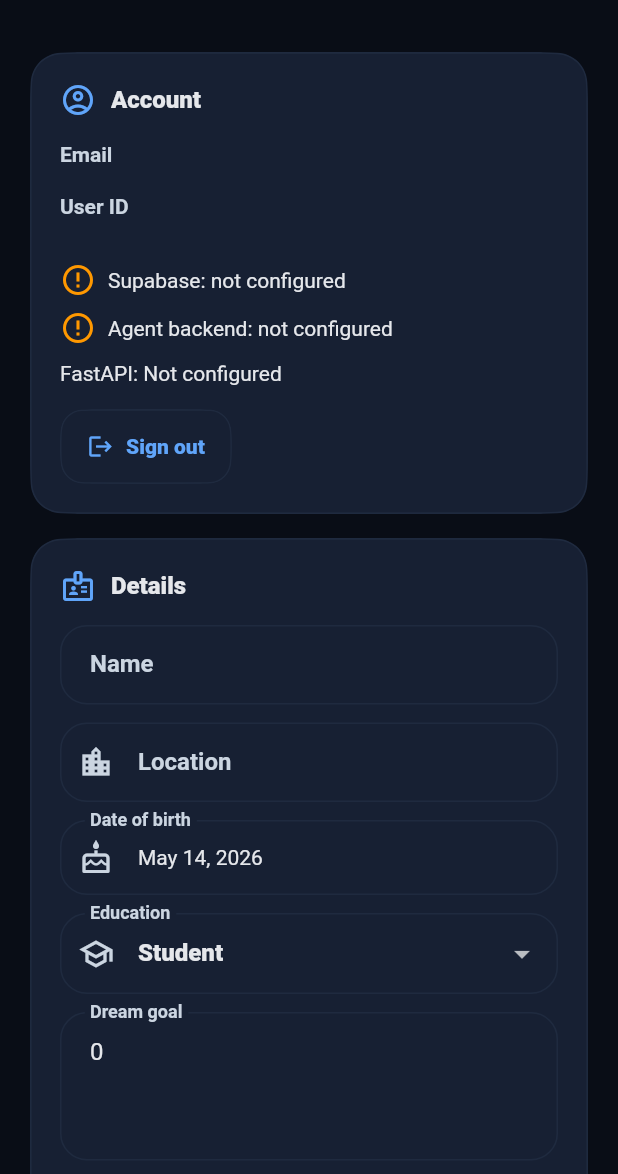
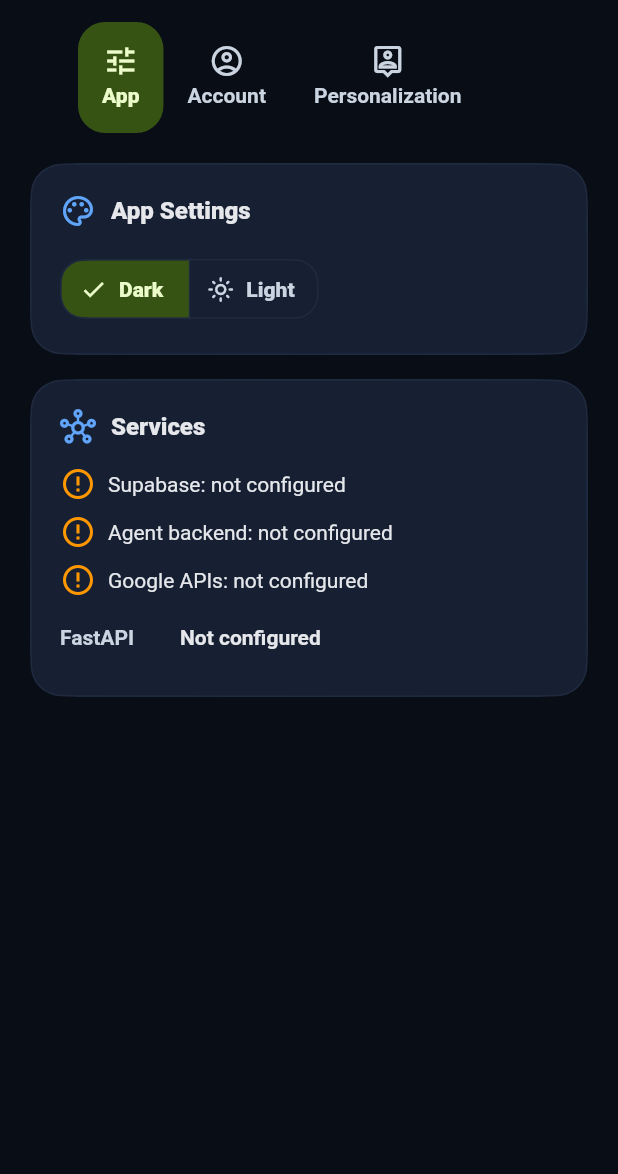
Before and after one commit to anishahsarvatraasti/ProjectBluepill, a Flutter app: the SettingsPage screen opened directly, on a phone screen of 412 x 824 dp, the part 62-1236 px from its top. Run offline on Flutter 3.47's test engine with Material 3 defaults, Android fonts, the light colour scheme and no system bars; our stand-ins replace file_picker, firebase_core, fl_chart, flutter_dotenv, google_sign_in, googleapis_auth and 2 more; missing offline and left inert: expressive_loading_indicator, extension_google_sign_in_as_googleapis_auth, google_sign_in_web, googleapis; accounts and stored records are empty.

Commit message:
Organize settings into tabs

```diff
--- a/flutter/lib/screens/settings_page.dart
+++ b/flutter/lib/screens/settings_page.dart
@@ -60,167 +60,53 @@ class _SettingsPageState extends State<SettingsPage> {
 
   @override
   Widget build(BuildContext context) {
-    return Scaffold(
-      appBar: AppBar(title: const Text('Settings')),
-      body: FutureBuilder<Map<String, dynamic>?>(
-        future: _future,
-        builder: (context, snapshot) {
-          if (snapshot.connectionState == ConnectionState.waiting) {
-            return const Center(child: ExpressiveLoadingIndicator());
-          }
-          if (snapshot.hasError) {
-            return Center(child: Text(snapshot.error.toString()));
-          }
-          _hydrate(snapshot.data);
-
-          return ListView(
-            padding: const EdgeInsets.all(20),
-            children: [
-              BpCard(
-                child: Column(
-                  crossAxisAlignment: CrossAxisAlignment.start,
-                  children: [
-                    _sectionHeader(
-                      context,
-                      icon: Icons.account_circle_outlined,
-                      title: 'Account',
-                    ),
-                    const SizedBox(height: 14),
-                    _AccountRow(
-                      label: 'Email',
-                      value: SupabaseService.currentUser?.email ?? 'Unknown',
-                    ),
-                    _AccountRow(
-                      label: 'User ID',
-                      value: SupabaseService.currentUserId,
-                      mono: true,
-                    ),
-                    const SizedBox(height: 12),
-                    _StatusRow(
-                      label: 'Supabase',
-                      enabled: AppConfig.supabaseConfigured,
-                    ),
-                    _StatusRow(
-                      label: 'Agent backend',
-                      enabled: AppConfig.fastApiConfigured,
-                    ),
-                    Text(
-                      AppConfig.fastApiConfigured
-                          ? 'FastAPI: ${AppConfig.fastApiBaseUrl}'
-                          : 'FastAPI: Not configured',
-                    ),
-                    const SizedBox(height: 14),
-                    OutlinedButton.icon(
-                      onPressed: () => SupabaseService.client.auth.signOut(),
-                      icon: const Icon(Icons.logout),
-                      label: const Text('Sign out'),
+    return DefaultTabController(
+      length: 3,
+      child: Scaffold(
+        appBar: AppBar(
+          title: const Text('Settings'),
+          bottom: const TabBar(
+            isScrollable: true,
+            tabs: [
+              Tab(icon: Icon(Icons.tune_outlined), text: 'App'),
+              Tab(icon: Icon(Icons.account_circle_outlined), text: 'Account'),
+              Tab(
+                icon: Icon(Icons.person_pin_outlined),
+                text: 'Personalization',
               ),
             ],
           ),
         ),
-              const SizedBox(height: 16),
-              BpCard(
-                child: Column(
-                  crossAxisAlignment: CrossAxisAlignment.start,
+        body: FutureBuilder<Map<String, dynamic>?>(
+          future: _future,
+          builder: (context, snapshot) {
+            final profileLoading =
+                snapshot.connectionState == ConnectionState.waiting;
+            final profileError = snapshot.error;
+            if (!profileLoading && profileError == null) {
+              _hydrate(snapshot.data);
+            }
+
+            return TabBarView(
               children: [
-                    _sectionHeader(
-                      context,
-                      icon: Icons.badge_outlined,
-                      title: 'Details',
-                    ),
-                    const SizedBox(height: 14),
-                    _field(_name, 'Name'),
-                    CityAutocompleteField(controller: _locationCity),
-                    const SizedBox(height: 12),
-                    DatePickerField(
-                      label: 'Date of birth',
-                      value: _dob,
-                      onChanged: (value) => setState(() => _dob = value),
-                    ),
-                    const SizedBox(height: 12),
-                    DropdownButtonFormField<String>(
-                      initialValue: _educationStatus,
-                      decoration: const InputDecoration(
-                        labelText: 'Education',
-                        prefixIcon: Icon(Icons.school_outlined),
-                      ),
-                      items: [
-                        for (final status in educationStatuses)
-                          DropdownMenuItem(
-                            value: status,
-                            child: Text(educationLabel(status)),
-                          ),
+                _buildAppSettings(context),
+                _buildAccountSettings(context),
+                if (profileLoading)
+                  const Center(child: ExpressiveLoadingIndicator())
+                else if (profileError != null)
+                  _settingsList([_ErrorCard(message: profileError.toString())])
+                else
+                  _buildPersonalizationSettings(context),
               ],
-                      onChanged: (value) => setState(
-                        () => _educationStatus = value ?? _educationStatus,
+            );
+          },
         ),
       ),
-                    const SizedBox(height: 12),
-                    _field(_dreamGoal, 'Dream goal', lines: 3),
-                    const SizedBox(height: 12),
-                    MultiSelectChipsField(
-                      label: 'Skills',
-                      icon: Icons.construction_outlined,
-                      options: skillOptions,
-                      selectedValues: _skills,
-                      onChanged: (values) => setState(() => _skills = values),
-                    ),
-                    const SizedBox(height: 16),
-                    MultiSelectChipsField(
-                      label: 'Interests',
-                      icon: Icons.interests_outlined,
-                      options: interestOptions,
-                      selectedValues: _interests,
-                      onChanged: (values) =>
-                          setState(() => _interests = values),
-                    ),
-                    const SizedBox(height: 16),
-                    _field(_role, 'Current role'),
-                    _field(_yearlyGoal, 'Main goal this year'),
-                    _field(_struggle, 'Main struggle', lines: 2),
-                    DropdownButtonFormField<String>(
-                      initialValue: _motivationStyle,
-                      decoration: const InputDecoration(
-                        labelText: 'Motivation style',
-                      ),
-                      items: const [
-                        DropdownMenuItem(value: 'soft', child: Text('Soft')),
-                        DropdownMenuItem(
-                          value: 'strict',
-                          child: Text('Strict'),
-                        ),
-                        DropdownMenuItem(
-                          value: 'friendly',
-                          child: Text('Friendly'),
-                        ),
-                        DropdownMenuItem(
-                          value: 'business mentor',
-                          child: Text('Business mentor'),
-                        ),
-                        DropdownMenuItem(
-                          value: 'military discipline',
-                          child: Text('Military discipline'),
-                        ),
-                      ],
-                      onChanged: (value) => setState(
-                        () => _motivationStyle = value ?? _motivationStyle,
-                      ),
-                    ),
-                    const SizedBox(height: 14),
-                    FilledButton.icon(
-                      onPressed: _saving ? null : _save,
-                      icon: _saving
-                          ? const SizedBox.square(
-                              dimension: 18,
-                              child: ExpressiveLoadingIndicator(strokeWidth: 2),
-                            )
-                          : const Icon(Icons.save_outlined),
-                      label: const Text('Save settings'),
-                    ),
-                  ],
-                ),
-              ),
-              const SizedBox(height: 16),
+    );
+  }
+
+  Widget _buildAppSettings(BuildContext context) {
+    return _settingsList([
       BpCard(
         child: Column(
           crossAxisAlignment: CrossAxisAlignment.start,
@@ -228,14 +114,7 @@ class _SettingsPageState extends State<SettingsPage> {
             _sectionHeader(
               context,
               icon: Icons.palette_outlined,
-                      title: 'Theme',
-                    ),
-                    const SizedBox(height: 12),
-                    Text(
-                      'Default is Dark. Switch to Light when you want a brighter dashboard.',
-                      style: Theme.of(context).textTheme.bodyMedium?.copyWith(
-                        color: Theme.of(context).colorScheme.onSurfaceVariant,
-                      ),
+              title: 'App Settings',
             ),
             const SizedBox(height: 16),
             ValueListenableBuilder<BluePillThemeChoice>(
@@ -264,11 +143,209 @@ class _SettingsPageState extends State<SettingsPage> {
           ],
         ),
       ),
+      const SizedBox(height: 16),
+      BpCard(
+        child: Column(
+          crossAxisAlignment: CrossAxisAlignment.start,
+          children: [
+            _sectionHeader(
+              context,
+              icon: Icons.hub_outlined,
+              title: 'Services',
+            ),
+            const SizedBox(height: 14),
+            _StatusRow(
+              label: 'Supabase',
+              enabled: AppConfig.supabaseConfigured,
+            ),
+            _StatusRow(
+              label: 'Agent backend',
+              enabled: AppConfig.fastApiConfigured,
+            ),
+            _StatusRow(
+              label: 'Google APIs',
+              enabled: AppConfig.googleApisConfigured,
+            ),
+            const SizedBox(height: 8),
+            _AccountRow(
+              label: 'FastAPI',
+              value: AppConfig.fastApiConfigured
+                  ? AppConfig.fastApiBaseUrl
+                  : 'Not configured',
+              mono: AppConfig.fastApiConfigured,
+            ),
           ],
-          );
-        },
         ),
-    );
+      ),
+    ]);
+  }
+
+  Widget _buildAccountSettings(BuildContext context) {
+    return _settingsList([
+      BpCard(
+        child: Column(
+          crossAxisAlignment: CrossAxisAlignment.start,
+          children: [
+            _sectionHeader(
+              context,
+              icon: Icons.account_circle_outlined,
+              title: 'Account Settings',
+            ),
+            const SizedBox(height: 14),
+            _AccountRow(
+              label: 'Email',
+              value: SupabaseService.currentUser?.email ?? 'Unknown',
+            ),
+            _AccountRow(
+              label: 'User ID',
+              value: SupabaseService.currentUserId,
+              mono: true,
+            ),
+          ],
+        ),
+      ),
+      const SizedBox(height: 16),
+      BpCard(
+        child: Column(
+          crossAxisAlignment: CrossAxisAlignment.start,
+          children: [
+            _sectionHeader(context, icon: Icons.logout, title: 'Session'),
+            const SizedBox(height: 14),
+            OutlinedButton.icon(
+              onPressed: () => SupabaseService.client.auth.signOut(),
+              icon: const Icon(Icons.logout),
+              label: const Text('Sign out'),
+            ),
+          ],
+        ),
+      ),
+    ]);
+  }
+
+  Widget _buildPersonalizationSettings(BuildContext context) {
+    return _settingsList([
+      BpCard(
+        child: Column(
+          crossAxisAlignment: CrossAxisAlignment.start,
+          children: [
+            _sectionHeader(
+              context,
+              icon: Icons.badge_outlined,
+              title: 'Profile',
+            ),
+            const SizedBox(height: 14),
+            _field(_name, 'Name'),
+            CityAutocompleteField(controller: _locationCity),
+            const SizedBox(height: 12),
+            DatePickerField(
+              label: 'Date of birth',
+              value: _dob,
+              onChanged: (value) => setState(() => _dob = value),
+            ),
+            const SizedBox(height: 12),
+            DropdownButtonFormField<String>(
+              initialValue: _educationStatus,
+              decoration: const InputDecoration(
+                labelText: 'Education',
+                prefixIcon: Icon(Icons.school_outlined),
+              ),
+              items: [
+                for (final status in educationStatuses)
+                  DropdownMenuItem(
+                    value: status,
+                    child: Text(educationLabel(status)),
+                  ),
+              ],
+              onChanged: (value) =>
+                  setState(() => _educationStatus = value ?? _educationStatus),
+            ),
+          ],
+        ),
+      ),
+      const SizedBox(height: 16),
+      BpCard(
+        child: Column(
+          crossAxisAlignment: CrossAxisAlignment.start,
+          children: [
+            _sectionHeader(context, icon: Icons.flag_outlined, title: 'Goals'),
+            const SizedBox(height: 14),
+            _field(_dreamGoal, 'Dream goal', lines: 3),
+            _field(_role, 'Current role'),
+            _field(_yearlyGoal, 'Main goal this year'),
+            _field(_struggle, 'Main struggle', lines: 2),
+            DropdownButtonFormField<String>(
+              initialValue: _motivationStyle,
+              decoration: const InputDecoration(
+                labelText: 'Motivation style',
+                prefixIcon: Icon(Icons.psychology_alt_outlined),
+              ),
+              items: const [
+                DropdownMenuItem(value: 'soft', child: Text('Soft')),
+                DropdownMenuItem(value: 'strict', child: Text('Strict')),
+                DropdownMenuItem(value: 'friendly', child: Text('Friendly')),
+                DropdownMenuItem(
+                  value: 'business mentor',
+                  child: Text('Business mentor'),
+                ),
+                DropdownMenuItem(
+                  value: 'military discipline',
+                  child: Text('Military discipline'),
+                ),
+              ],
+              onChanged: (value) =>
+                  setState(() => _motivationStyle = value ?? _motivationStyle),
+            ),
+          ],
+        ),
+      ),
+      const SizedBox(height: 16),
+      BpCard(
+        child: Column(
+          crossAxisAlignment: CrossAxisAlignment.start,
+          children: [
+            _sectionHeader(
+              context,
+              icon: Icons.auto_awesome_outlined,
+              title: 'Personalization',
+            ),
+            const SizedBox(height: 14),
+            MultiSelectChipsField(
+              label: 'Skills',
+              icon: Icons.construction_outlined,
+              options: skillOptions,
+              selectedValues: _skills,
+              onChanged: (values) => setState(() => _skills = values),
+            ),
+            const SizedBox(height: 16),
+            MultiSelectChipsField(
+              label: 'Interests',
+              icon: Icons.interests_outlined,
+              options: interestOptions,
+              selectedValues: _interests,
+              onChanged: (values) => setState(() => _interests = values),
+            ),
+          ],
+        ),
+      ),
+      const SizedBox(height: 16),
+      Align(
+        alignment: Alignment.centerLeft,
+        child: FilledButton.icon(
+          onPressed: _saving ? null : _save,
+          icon: _saving
+              ? const SizedBox.square(
+                  dimension: 18,
+                  child: ExpressiveLoadingIndicator(strokeWidth: 2),
+                )
+              : const Icon(Icons.save_outlined),
+          label: const Text('Save settings'),
+        ),
+      ),
+    ]);
+  }
+
+  Widget _settingsList(List<Widget> children) {
+    return ListView(padding: const EdgeInsets.all(20), children: children);
   }
 
   Widget _field(
@@ -435,3 +512,31 @@ class _StatusRow extends StatelessWidget {
     );
   }
 }
+
+class _ErrorCard extends StatelessWidget {
+  const _ErrorCard({required this.message});
+
+  final String message;
+
+  @override
+  Widget build(BuildContext context) {
+    return BpCard(
+      child: Row(
+        crossAxisAlignment: CrossAxisAlignment.start,
+        children: [
+          Icon(Icons.error_outline, color: Theme.of(context).colorScheme.error),
+          const SizedBox(width: 10),
+          Expanded(
+            child: Text(
+              message,
+              style: TextStyle(
+                color: Theme.of(context).colorScheme.error,
+                fontWeight: FontWeight.w700,
+              ),
+            ),
+          ),
+        ],
+      ),
+    );
+  }
+}
```
Lines whose indentation alone changed are shown as unchanged.
